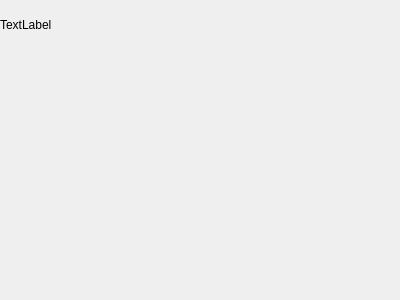
Above: UI/EditorItem.ui from FlamingMoe85/LightInSyncQt before the change. Below: the same form after it.
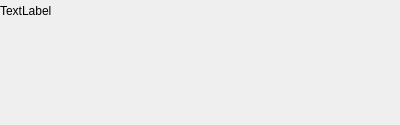
That is the form after the change.

Commit message: Added first copy-paste for points in EffectEditor

Diff of the .ui file:
```diff
--- a/UI/EditorItem.ui
+++ b/UI/EditorItem.ui
@@ -7,9 +7,15 @@
     <x>0</x>
     <y>0</y>
     <width>400</width>
-    <height>300</height>
+    <height>125</height>
    </rect>
   </property>
+  <property name="sizePolicy">
+   <sizepolicy hsizetype="Expanding" vsizetype="Expanding">
+    <horstretch>1</horstretch>
+    <verstretch>1</verstretch>
+   </sizepolicy>
+  </property>
   <property name="windowTitle">
    <string>Form</string>
   </property>
@@ -47,7 +53,7 @@
      <item>
       <widget class="QWidget" name="widgetShadeSpace" native="true">
        <property name="sizePolicy">
-        <sizepolicy hsizetype="Preferred" vsizetype="Preferred">
+        <sizepolicy hsizetype="Expanding" vsizetype="Expanding">
          <horstretch>0</horstretch>
          <verstretch>5</verstretch>
         </sizepolicy>
```
The commit also changes 8 other files.
